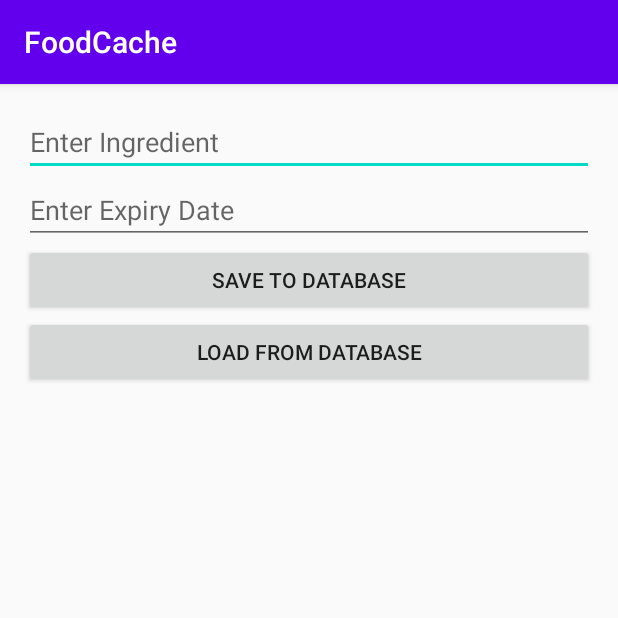
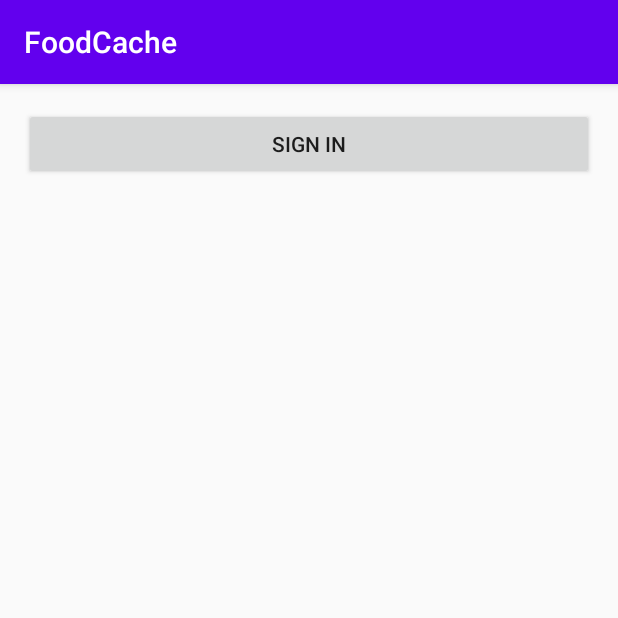
Before and after one commit to samuelfangjw/FoodCache, an Android app: the screen it shows after launch (MainActivity), on a phone screen of 412 x 824 dp, the top half of it. Run offline under Robolectric (Android 15) with nearby library versions, the phone set to English and light mode, and no system bars; our stand-ins replace Firebase (no records; nobody signed in at launch, a user with empty details on screens opened directly); libraries missing offline, so code that uses them is left out: com.firebase.ui.

Commit message:
Added Sign in Feature

```diff
--- a/app/build.gradle
+++ b/app/build.gradle
@@ -29,9 +29,10 @@ dependencies {
 
     implementation 'com.google.firebase:firebase-analytics:17.4.2'
     implementation 'com.google.firebase:firebase-firestore:21.4.3'
+    implementation 'com.firebaseui:firebase-ui-auth:6.2.0'
+    implementation 'com.google.firebase:firebase-auth:19.3.1'
     implementation 'androidx.appcompat:appcompat:1.1.0'
     implementation 'androidx.constraintlayout:constraintlayout:1.1.3'
-    implementation 'com.google.firebase:firebase-auth:19.3.0'
     testImplementation 'junit:junit:4.12'
     androidTestImplementation 'androidx.test.ext:junit:1.1.1'
     androidTestImplementation 'androidx.test.espresso:espresso-core:3.2.0'
--- a/app/src/main/AndroidManifest.xml
+++ b/app/src/main/AndroidManifest.xml
@@ -9,6 +9,7 @@
         android:roundIcon="@mipmap/ic_launcher_round"
         android:supportsRtl="true"
         android:theme="@style/AppTheme">
+        <activity android:name=".InventoryActivity"></activity>
         <activity android:name=".MainActivity">
             <intent-filter>
                 <action android:name="android.intent.action.MAIN" />
--- a/app/src/main/res/layout/activity_main.xml
+++ b/app/src/main/res/layout/activity_main.xml
@@ -7,37 +7,11 @@
     android:orientation="vertical"
     android:padding="16dp"
     >
-
-    <EditText
-        android:id="@+id/ingredient"
+    <Button
+        android:id="@+id/sign_in_button"
         android:layout_width="match_parent"
         android:layout_height="wrap_content"
-        android:hint="Enter Ingredient"
-        android:inputType="text" />
+        android:text="@string/sign_in" />
 
-    <EditText
-        android:id="@+id/expiry_date"
-        android:layout_width="match_parent"
-        android:layout_height="wrap_content"
-        android:hint="Enter Expiry Date"
-        android:inputType="date" />
-
-    <Button
-        android:layout_width="match_parent"
-        android:layout_height="wrap_content"
-        android:text="Save To Database"
-        android:onClick="save" />
-
-    <Button
-        android:layout_width="match_parent"
-        android:layout_height="wrap_content"
-        android:text="Load from Database"
-        android:onClick="load" />
-
-    <TextView
-        android:id="@+id/result"
-        android:layout_width="match_parent"
-        android:layout_height="wrap_content"
-        android:textSize="20sp" />
 
 </LinearLayout>
--- a/app/src/main/res/values/strings.xml
+++ b/app/src/main/res/values/strings.xml
@@ -1,3 +1,4 @@
 <resources>
     <string name="app_name">FoodCache</string>
+    <string name="sign_in">Sign In</string>
 </resources>
```
Also changed, not shown: app/src/main/java/com/breakfastseta/foodcache/InventoryActivity.java (added, +60 -0 lines), app/src/main/java/com/breakfastseta/foodcache/MainActivity.java (+125 -55 lines), app/src/main/res/layout/activity_inventory.xml (added, +26 -0 lines).
